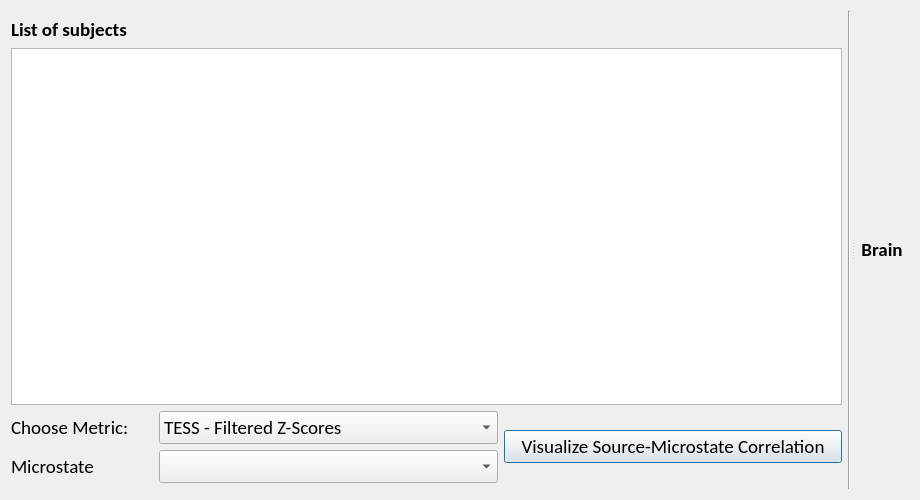
Old version of the form EEG_COMET/ui/SourceVisualizationWindow.ui in the repository eeg-comet/eeg-comet.
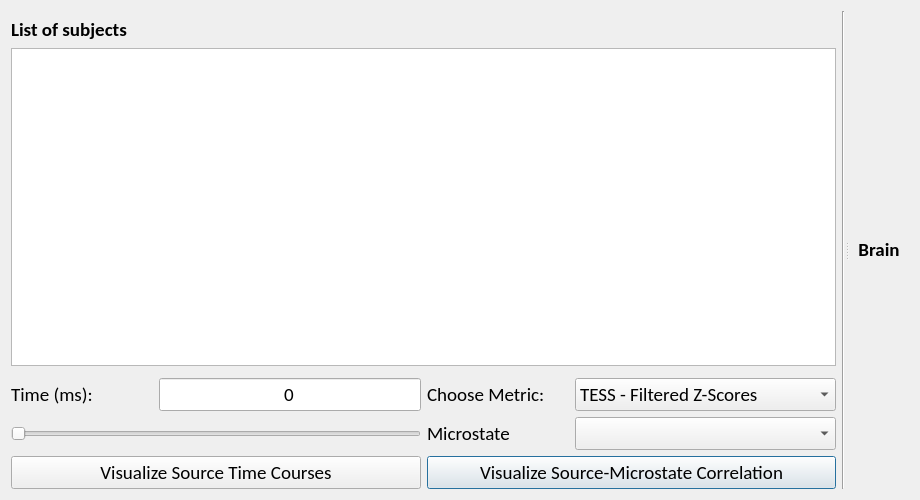
New version of the form.

```diff
--- a/EEG_COMET/ui/SourceVisualizationWindow.ui
+++ b/EEG_COMET/ui/SourceVisualizationWindow.ui
@@ -43,7 +43,7 @@
        </font>
       </property>
       <layout class="QGridLayout" name="gridLayout_3">
-       <item row="0" column="3" rowspan="6">
+       <item row="0" column="1" rowspan="5">
         <widget class="Line" name="line">
          <property name="font">
           <font>
@@ -55,74 +55,7 @@
          </property>
         </widget>
        </item>
-       <item row="3" column="0">
-        <widget class="QLabel" name="metric_label">
-         <property name="sizePolicy">
-          <sizepolicy hsizetype="Preferred" vsizetype="Maximum">
-           <horstretch>0</horstretch>
-           <verstretch>0</verstretch>
-          </sizepolicy>
-         </property>
-         <property name="maximumSize">
-          <size>
-           <width>142</width>
-           <height>16777215</height>
-          </size>
-         </property>
-         <property name="text">
-          <string>Choose Metric:</string>
-         </property>
-        </widget>
-       </item>
-       <item row="3" column="1">
-        <widget class="QComboBox" name="microstates_list_combobox">
-         <property name="sizePolicy">
-          <sizepolicy hsizetype="Preferred" vsizetype="Maximum">
-           <horstretch>0</horstretch>
-           <verstretch>0</verstretch>
-          </sizepolicy>
-         </property>
-         <property name="font">
-          <font>
-           <pointsize>14</pointsize>
-          </font>
-         </property>
-         <item>
-          <property name="text">
-           <string>TESS - Filtered Z-Scores</string>
-          </property>
-         </item>
-         <item>
-          <property name="text">
-           <string>TESS - Raw Z-Scores</string>
-          </property>
-         </item>
-         <item>
-          <property name="text">
-           <string>AVG - Filtered Z-Scores</string>
-          </property>
-         </item>
-         <item>
-          <property name="text">
-           <string>AVG - Raw Z-Scores</string>
-          </property>
-         </item>
-        </widget>
-       </item>
-       <item row="4" column="0">
-        <widget class="QLabel" name="microstate_label">
-         <property name="sizePolicy">
-          <sizepolicy hsizetype="Preferred" vsizetype="Maximum">
-           <horstretch>0</horstretch>
-           <verstretch>0</verstretch>
-          </sizepolicy>
-         </property>
-         <property name="text">
-          <string>Microstate</string>
-         </property>
-        </widget>
-       </item>
-       <item row="2" column="0" colspan="3">
+       <item row="2" column="0">
         <widget class="QListWidget" name="subjects_list">
          <property name="sizePolicy">
           <sizepolicy hsizetype="MinimumExpanding" vsizetype="Expanding">
@@ -141,35 +74,7 @@
          </property>
         </widget>
        </item>
-       <item row="4" column="1">
-        <widget class="QComboBox" name="microstate_combobox">
-         <property name="sizePolicy">
-          <sizepolicy hsizetype="Preferred" vsizetype="Maximum">
-           <horstretch>0</horstretch>
-           <verstretch>0</verstretch>
-          </sizepolicy>
-         </property>
-        </widget>
-       </item>
-       <item row="3" column="2" rowspan="2">
-        <widget class="QPushButton" name="plot_sources_button">
-         <property name="sizePolicy">
-          <sizepolicy hsizetype="Preferred" vsizetype="Maximum">
-           <horstretch>0</horstretch>
-           <verstretch>0</verstretch>
-          </sizepolicy>
-         </property>
-         <property name="font">
-          <font>
-           <pointsize>14</pointsize>
-          </font>
-         </property>
-         <property name="text">
-          <string>Visualize Source-Microstate Correlation</string>
-         </property>
-        </widget>
-       </item>
-       <item row="1" column="0" colspan="3">
+       <item row="1" column="0">
         <widget class="QLabel" name="label_2">
          <property name="font">
           <font>
@@ -182,6 +87,174 @@
          </property>
         </widget>
        </item>
+       <item row="4" column="0">
+        <layout class="QGridLayout" name="gridLayout_2">
+         <item row="1" column="2">
+          <widget class="QLabel" name="microstate_label">
+           <property name="sizePolicy">
+            <sizepolicy hsizetype="Preferred" vsizetype="Maximum">
+             <horstretch>0</horstretch>
+             <verstretch>0</verstretch>
+            </sizepolicy>
+           </property>
+           <property name="text">
+            <string>Microstate</string>
+           </property>
+          </widget>
+         </item>
+         <item row="1" column="3">
+          <widget class="QComboBox" name="microstate_combobox">
+           <property name="sizePolicy">
+            <sizepolicy hsizetype="Preferred" vsizetype="Maximum">
+             <horstretch>0</horstretch>
+             <verstretch>0</verstretch>
+            </sizepolicy>
+           </property>
+          </widget>
+         </item>
+         <item row="0" column="3">
+          <widget class="QComboBox" name="microstates_list_combobox">
+           <property name="sizePolicy">
+            <sizepolicy hsizetype="Preferred" vsizetype="Maximum">
+             <horstretch>0</horstretch>
+             <verstretch>0</verstretch>
+            </sizepolicy>
+           </property>
+           <property name="font">
+            <font>
+             <pointsize>14</pointsize>
+            </font>
+           </property>
+           <item>
+            <property name="text">
+             <string>TESS - Filtered Z-Scores</string>
+            </property>
+           </item>
+           <item>
+            <property name="text">
+             <string>TESS - Raw Z-Scores</string>
+            </property>
+           </item>
+           <item>
+            <property name="text">
+             <string>AVG - Filtered Z-Scores</string>
+            </property>
+           </item>
+           <item>
+            <property name="text">
+             <string>AVG - Raw Z-Scores</string>
+            </property>
+           </item>
+          </widget>
+         </item>
+         <item row="0" column="2">
+          <widget class="QLabel" name="metric_label">
+           <property name="sizePolicy">
+            <sizepolicy hsizetype="Preferred" vsizetype="Maximum">
+             <horstretch>0</horstretch>
+             <verstretch>0</verstretch>
+            </sizepolicy>
+           </property>
+           <property name="maximumSize">
+            <size>
+             <width>142</width>
+             <height>16777215</height>
+            </size>
+           </property>
+           <property name="text">
+            <string>Choose Metric:</string>
+           </property>
+          </widget>
+         </item>
+         <item row="0" column="0">
+          <widget class="QLabel" name="stc_time_label">
+           <property name="sizePolicy">
+            <sizepolicy hsizetype="Preferred" vsizetype="Maximum">
+             <horstretch>0</horstretch>
+             <verstretch>0</verstretch>
+            </sizepolicy>
+           </property>
+           <property name="maximumSize">
+            <size>
+             <width>142</width>
+             <height>16777215</height>
+            </size>
+           </property>
+           <property name="text">
+            <string>Time (ms):</string>
+           </property>
+          </widget>
+         </item>
+         <item row="2" column="2" colspan="2">
+          <widget class="QPushButton" name="show_microstate_sources_button">
+           <property name="sizePolicy">
+            <sizepolicy hsizetype="Preferred" vsizetype="Maximum">
+             <horstretch>0</horstretch>
+             <verstretch>0</verstretch>
+            </sizepolicy>
+           </property>
+           <property name="font">
+            <font>
+             <pointsize>14</pointsize>
+            </font>
+           </property>
+           <property name="text">
+            <string>Visualize Source-Microstate Correlation</string>
+           </property>
+          </widget>
+         </item>
+         <item row="0" column="1">
+          <widget class="QLineEdit" name="stc_time_input">
+           <property name="sizePolicy">
+            <sizepolicy hsizetype="Preferred" vsizetype="Maximum">
+             <horstretch>0</horstretch>
+             <verstretch>0</verstretch>
+            </sizepolicy>
+           </property>
+           <property name="text">
+            <string>0</string>
+           </property>
+           <property name="alignment">
+            <set>Qt::AlignCenter</set>
+           </property>
+           <property name="readOnly">
+            <bool>true</bool>
+           </property>
+          </widget>
+         </item>
+         <item row="1" column="0" colspan="2">
+          <widget class="QSlider" name="stc_time_slider">
+           <property name="sizePolicy">
+            <sizepolicy hsizetype="Preferred" vsizetype="Preferred">
+             <horstretch>0</horstretch>
+             <verstretch>0</verstretch>
+            </sizepolicy>
+           </property>
+           <property name="orientation">
+            <enum>Qt::Horizontal</enum>
+           </property>
+          </widget>
+         </item>
+         <item row="2" column="0" colspan="2">
+          <widget class="QPushButton" name="show_stc_button">
+           <property name="sizePolicy">
+            <sizepolicy hsizetype="Preferred" vsizetype="Maximum">
+             <horstretch>0</horstretch>
+             <verstretch>0</verstretch>
+            </sizepolicy>
+           </property>
+           <property name="font">
+            <font>
+             <pointsize>14</pointsize>
+            </font>
+           </property>
+           <property name="text">
+            <string>Visualize Source Time Courses</string>
+           </property>
+          </widget>
+         </item>
+        </layout>
+       </item>
       </layout>
      </widget>
      <widget class="QWidget" name="verticalLayoutWidget">
```
